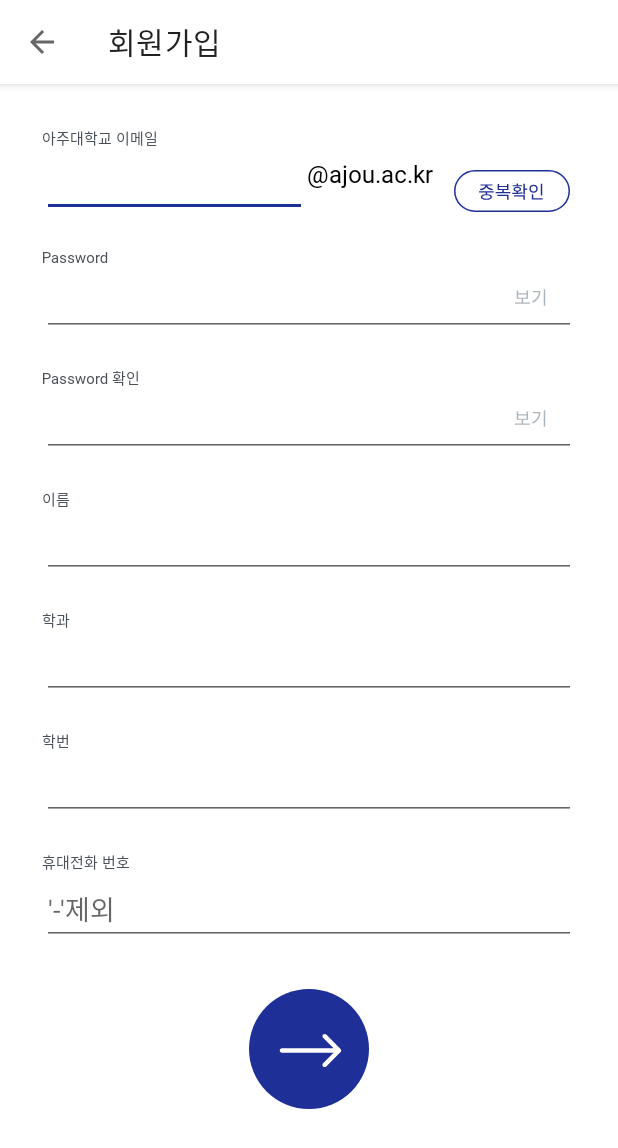
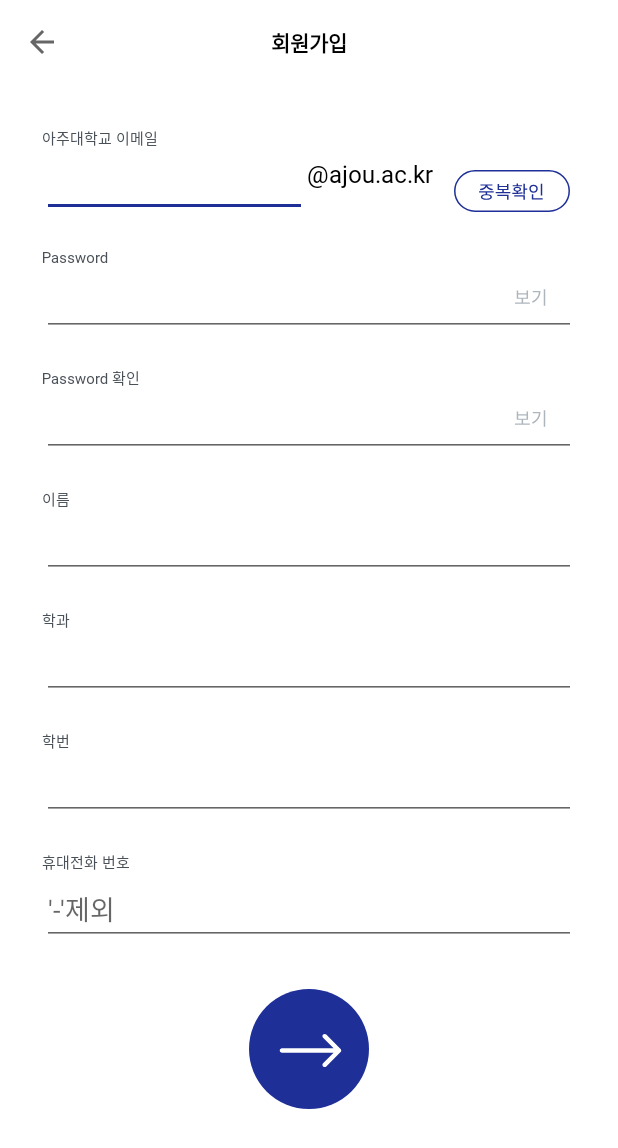
Before and after one commit to paranArena/RTU-Android-App, an Android app: the RegisterActivity screen opened directly, with no data from a screen before it, after a tap on an icon or button, on a phone screen of 412 x 824 dp. Shown: the top 1148 px of the screen. Run offline under Robolectric (Android 15) with nearby library versions, the phone set to English and light mode, and no system bars; network calls fail.

Commit message:
register update

```diff
--- a/app/src/main/java/com/rtu/RegisterActivity.kt
+++ b/app/src/main/java/com/rtu/RegisterActivity.kt
@@ -1,10 +1,20 @@
 package com.rtu
 
+import android.content.Intent
 import androidx.appcompat.app.AppCompatActivity
 import android.os.Bundle
 import android.text.TextWatcher
+import android.util.Log
 import android.view.MenuItem
+import android.view.View
 import com.rtu.databinding.ActivityRegisterBinding
+import com.rtu.model.LoginResponse
+import com.rtu.model.RegisterRequest
+import com.rtu.model.RegisterResponse
+import com.rtu.retrofit.RetrofitBuilder
+import retrofit2.Call
+import retrofit2.Callback
+import retrofit2.Response
 
 class RegisterActivity : AppCompatActivity() {
 
@@ -31,25 +41,68 @@ class RegisterActivity : AppCompatActivity() {
         setSupportActionBar(binding.toolbar)
 
         supportActionBar!!.setDisplayHomeAsUpEnabled(true)
-        supportActionBar!!.setTitle("회원가입")
+        supportActionBar!!.setDisplayShowTitleEnabled(false)
 
         val view=binding.root
         setContentView(view)
 
-        /*binding.passwordCheckEditText.addOnEditTextAttachedListener {
-            val previous=binding.passwordEditText.toString()
-
-            if(previous!=binding.passwordCheckEditText.toString()){
-                binding.passwordCheckEditText.error="비밀번호가 일치하지 않습니다."
-            }
-            else{
-                binding.passwordCheckEditText.helperText="비밀번호가 일치합니다."
-            }
-        }*/
 
         binding.nextButton.setOnClickListener {
+            val email=buildString{
+                append(binding.mailEditText.text.toString())
+                append("@ajou.ac.kr")
+            }
+            val password=binding.passwordEditText.text.toString()
+            val name=binding.nameEditText.text.toString()
+            val major=binding.majorEditText.text.toString()
+            val phoneNumber=binding.numberEditText.text.toString()
+            val id=binding.idEditText.text.toString()
+
+
+            val registerData= RegisterRequest(
+                email=email, password=password, name=name, major=major,
+                phoneNumber = phoneNumber, studentId = id
+            )
+
+            signUp(registerData)
 
         }
+    }
+
+    private fun success(){
+        finish()
+    }
+
+    private fun failed(){
 
     }
+
+    private fun signUp(registerRequest: RegisterRequest){
+        RetrofitBuilder.api.registerPostRequest(registerRequest).enqueue(object :
+            Callback<RegisterResponse> {
+            override fun onResponse(
+                call: Call<RegisterResponse>,
+                response: Response<RegisterResponse>
+            ) {
+                if(response.isSuccessful) {
+                    Log.d("test", response.body().toString())
+
+                    var data = response.body()!!
+
+                    if(data.statusCode==200){
+                        success() //회원가입 성공
+                    }
+                }
+                else {
+                    Log.d("fail", response.body().toString())
+                    failed() //회원가입 실패
+                }
+            }
+
+            override fun onFailure(call: Call<RegisterResponse>, t: Throwable) {
+                Log.d("test", "실패$t")
+            }
+
+        })
+    }
 }
--- a/app/src/main/java/com/rtu/model/AuthModel.kt
+++ b/app/src/main/java/com/rtu/model/AuthModel.kt
@@ -14,3 +14,30 @@ data class LoginResponse(
 data class DataList(
     val tokens: String
 )
+
+data class RegisterRequest(
+    val email: String,
+    val password: String,
+    val name: String,
+    val phoneNumber: String,
+    val studentId: String,
+    val major: String
+)
+
+data class RegisterResponse(
+    val statusCode: Int,
+    val responseMessage: String,
+    val data: RegisterData
+)
+
+data class RegisterData(
+    val id: Int,
+    val email: String,
+    val name: String,
+    val phoneNumber: String,
+    val studentId: String,
+    val major: String,
+    val authorities: String?,
+    val clubList: String?,
+    val authorityDtoSet: String?
+)
--- a/app/src/main/java/com/rtu/retrofit/API.kt
+++ b/app/src/main/java/com/rtu/retrofit/API.kt
@@ -2,6 +2,8 @@ package com.rtu.retrofit
 
 import com.rtu.model.LoginRequest
 import com.rtu.model.LoginResponse
+import com.rtu.model.RegisterRequest
+import com.rtu.model.RegisterResponse
 import retrofit2.Call
 import retrofit2.http.Body
 import retrofit2.http.POST
@@ -12,4 +14,9 @@ interface API {
         @Body initializeRequest: LoginRequest
     ): Call<LoginResponse> // InitializeRequest 요청을 보낼 Json Data Class
 
+    @POST("/signup")
+    fun registerPostRequest(
+        @Body initializeRequest: RegisterRequest
+    ): Call<RegisterResponse>
+
 }
--- a/app/src/main/res/layout/activity_register.xml
+++ b/app/src/main/res/layout/activity_register.xml
@@ -6,22 +6,26 @@
     android:layout_width="match_parent"
     android:orientation="vertical">
 
-    <com.google.android.material.appbar.AppBarLayout
 
-        android:id="@+id/appBarLayout"
-        android:layout_width="match_parent"
-        android:layout_height="wrap_content"
-        android:showDividers="none">
-
-        <androidx.appcompat.widget.Toolbar
+    <androidx.appcompat.widget.Toolbar
             android:id="@+id/toolbar"
             android:outlineAmbientShadowColor="@color/white"
             android:layout_gravity="center"
             android:layout_width="match_parent"
             android:layout_height="wrap_content"
             android:background="@color/white"
-            android:minHeight="?attr/actionBarSize"></androidx.appcompat.widget.Toolbar>
-    </com.google.android.material.appbar.AppBarLayout>
+            android:minHeight="?attr/actionBarSize">
+
+        <TextView
+            android:layout_width="wrap_content"
+            android:layout_height="wrap_content"
+            android:text="회원가입"
+            android:layout_gravity="center"
+            android:textColor="@color/black"
+            android:textStyle="bold">
+
+        </TextView>
+    </androidx.appcompat.widget.Toolbar>
 
     <ScrollView
         android:id="@+id/scrollView2"
@@ -192,8 +196,7 @@
             android:layout_width="match_parent"
             android:layout_height="wrap_content"
             android:layout_below="@id/idText"
-            android:inputType="number">
-        </EditText>
+            android:inputType="number"></EditText>
 
         <TextView
             android:id="@+id/numberText"
```
Also changed, not shown: app/src/main/res/layout/activity_main.xml (+4 -4 lines).
